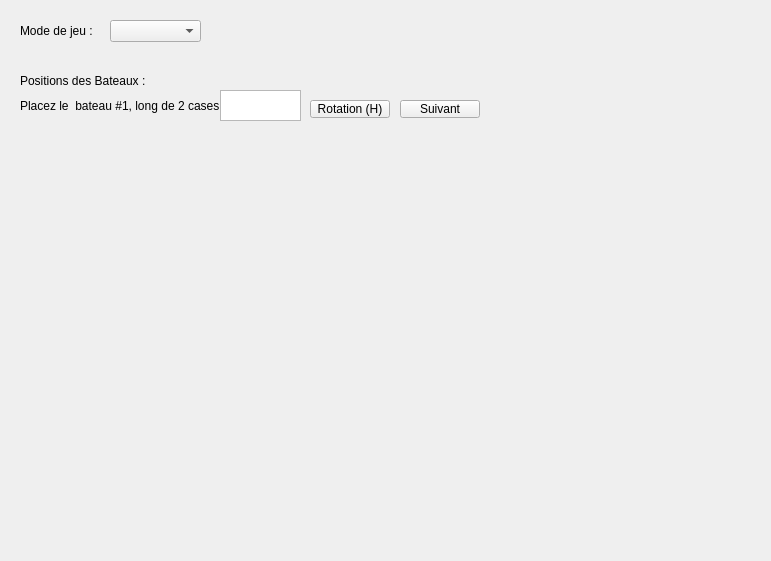
Above: Qtapp/RobusUI/mainwindow.ui from Mathis201/100.I.D before the change; both pictures show x 0 to 771 and y 0 to 561 of the 978 by 728 pixel window. Below: the same form after it.
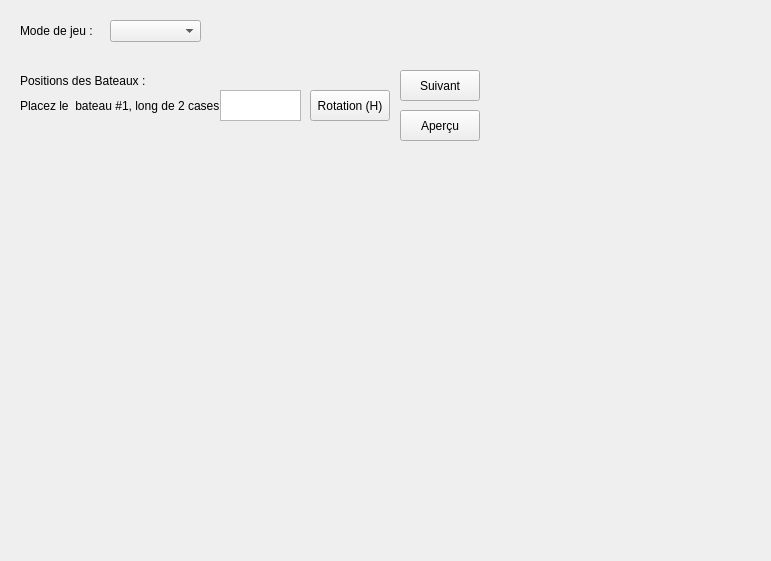
That is the form after the change. Custom widgets are drawn as their Qt base class.

Commit message: PlayWindow grid updated and aprecu button

What changed in the file:
```diff
--- a/Qtapp/RobusUI/mainwindow.ui
+++ b/Qtapp/RobusUI/mainwindow.ui
@@ -57,9 +57,9 @@
     <property name="geometry">
      <rect>
       <x>310</x>
-      <y>100</y>
+      <y>90</y>
       <width>80</width>
-      <height>18</height>
+      <height>31</height>
      </rect>
     </property>
     <property name="text">
@@ -70,9 +70,9 @@
     <property name="geometry">
      <rect>
       <x>400</x>
-      <y>100</y>
+      <y>70</y>
       <width>80</width>
-      <height>18</height>
+      <height>31</height>
      </rect>
     </property>
     <property name="text">
@@ -82,8 +82,8 @@
    <widget class="QLabel" name="Invalide">
     <property name="geometry">
      <rect>
-      <x>200</x>
-      <y>120</y>
+      <x>160</x>
+      <y>130</y>
       <width>221</width>
       <height>16</height>
      </rect>
@@ -95,10 +95,10 @@
    <widget class="BoardWidget" name="myBoard" native="true">
     <property name="geometry">
      <rect>
-      <x>350</x>
-      <y>190</y>
-      <width>341</width>
-      <height>311</height>
+      <x>90</x>
+      <y>200</y>
+      <width>521</width>
+      <height>421</height>
      </rect>
     </property>
    </widget>
@@ -125,6 +125,19 @@
      </rect>
     </property>
    </widget>
+   <widget class="QPushButton" name="pushButton">
+    <property name="geometry">
+     <rect>
+      <x>400</x>
+      <y>110</y>
+      <width>80</width>
+      <height>31</height>
+     </rect>
+    </property>
+    <property name="text">
+     <string>Aperçu</string>
+    </property>
+   </widget>
   </widget>
   <widget class="QStatusBar" name="statusbar"/>
  </widget>
```
The commit also changes 6 other files.
